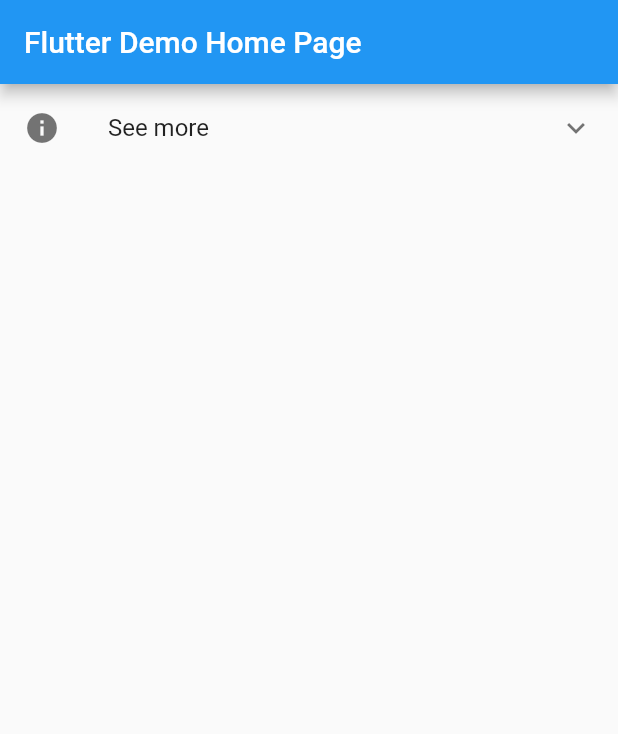
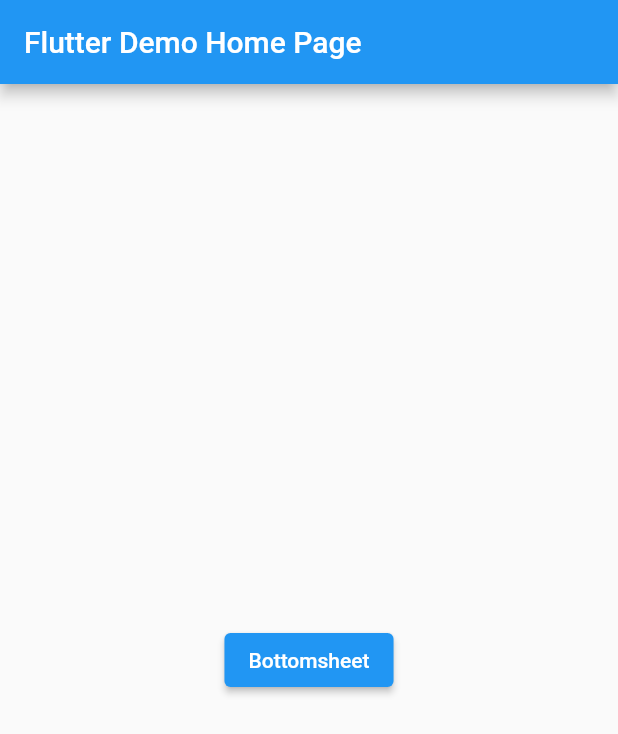
Before and after one commit to shindeyy/flutterdemo, a Flutter app: the screen it shows after launch, on a phone screen of 412 x 824 dp. Shown: the top 734 px of the screen. Run offline on Flutter 3.47's test engine with Material 2 defaults, Android fonts, the phone set to English and light mode, and no system bars.

Commit message:
Commit Related To: - Bottom sheet demo.

```diff
--- a/lib/main.dart
+++ b/lib/main.dart
@@ -3,6 +3,37 @@ import 'package:flutter/material.dart';
 void main() {
   runApp(const MyApp());
   //runApp(const _TimePickerDemo());
+}
+
+class _BottomView extends State<MyHomePage>{
+  @override
+  Widget build(BuildContext context) {
+    return Scaffold(appBar: AppBar(
+      title: Text(widget.title),
+    ),
+      body: Center(
+        child: ElevatedButton(
+          child: const Text("Bottomsheet"),
+          onPressed: (){
+            showModalBottomSheet(context: context, builder: (BuildContext context){
+                return SizedBox(
+                        height: 400,
+                        child: Center(
+                            child: ElevatedButton(
+                              onPressed: () {
+                                Navigator.pop(context);
+                              },
+                              child: const Text("Close"),
+                            ),
+                         ),
+            );
+          });
+          },
+        ),
+    )
+      ,);
+    throw UnimplementedError();
+  }
 }
 
 class _Expandable extends State<MyHomePage>{
@@ -296,5 +327,5 @@ class MyHomePage extends StatefulWidget {
   final String title;
 
   @override
-  State<MyHomePage> createState() => _Expandable();
+  State<MyHomePage> createState() => _BottomView();
 }
```
Also changed, not shown: 3 other files.
